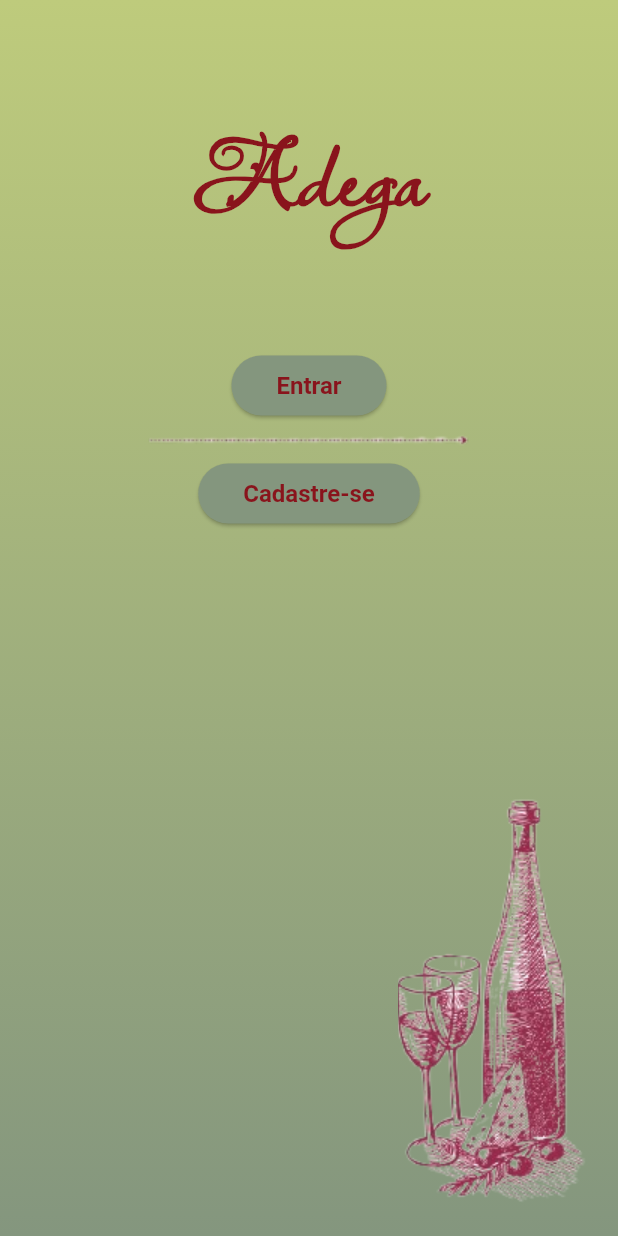
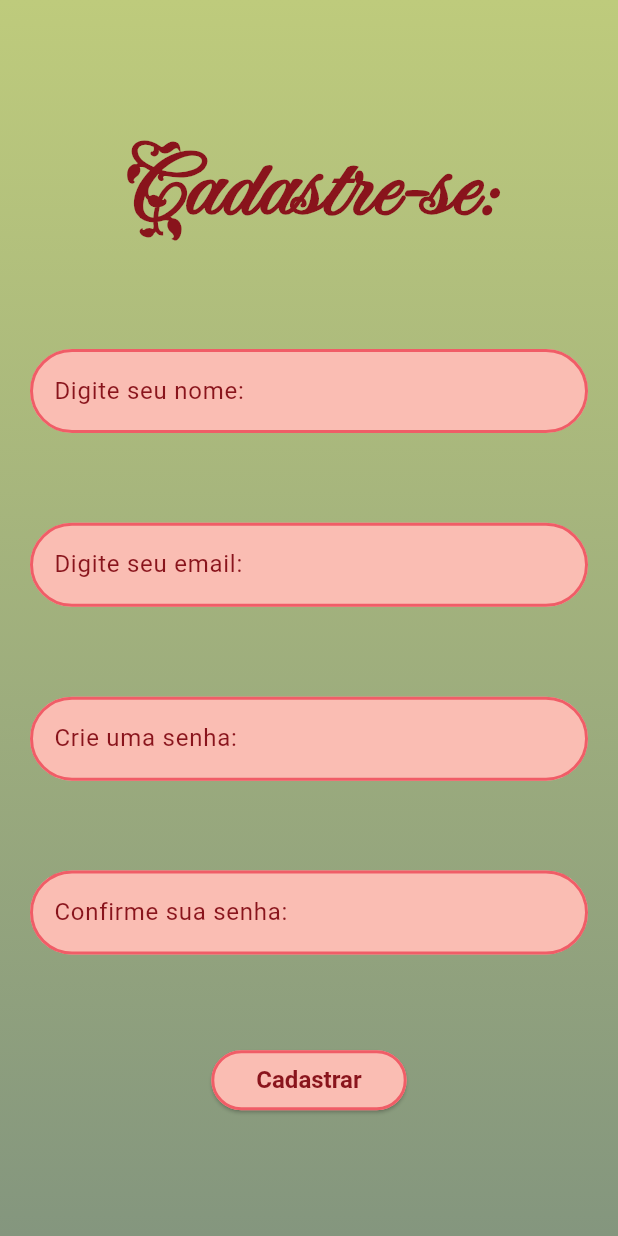
Before and after one commit to HelenaPetruz/app_adega, a Flutter app: the screen it shows after launch, after a tap on "Cadastre-se", on a phone screen of 412 x 824 dp. Run offline on Flutter 3.47's test engine with Material 3 defaults, Android fonts, the light colour scheme and no system bars.

Commit message:
telas de login e cadastro

```diff
--- a/app_adega/lib/main.dart
+++ b/app_adega/lib/main.dart
@@ -1,4 +1,7 @@
+import 'package:app_adega/screens/cadastro.dart';
 import 'package:app_adega/screens/carregamento.dart';
+import 'package:app_adega/screens/home.dart';
+import 'package:app_adega/screens/login.dart';
 import 'package:flutter/material.dart';
 
 void main() {
@@ -17,7 +20,14 @@ class MyApp extends StatelessWidget {
       theme: ThemeData(
         colorScheme: ColorScheme.fromSeed(seedColor: Colors.deepPurple),
       ),
-      home: Carregamento(),
+
+      //home: Carregamento(),
+      routes: {
+        '/': (context) => Carregamento(),
+        '/cadastro': (context) => Cadastro(),
+        '/login': (context) => Login(),
+        '/home': (context) => Home(),
+      },
     );
   }
 }
--- /dev/null
+++ b/app_adega/lib/screens/cadastro.dart
@@ -0,0 +1,60 @@
+import 'package:app_adega/theme/fontes.dart';
+import 'package:app_adega/widgets/btn2.dart';
+import 'package:app_adega/widgets/plano_fundo.dart';
+import 'package:app_adega/widgets/txt1.dart';
+import 'package:flutter/material.dart';
+
+class Cadastro extends StatefulWidget {
+  const Cadastro({super.key});
+
+  @override
+  State<Cadastro> createState() => _CadastroState();
+}
+
+class _CadastroState extends State<Cadastro> {
+  GlobalKey<FormState> userKey = GlobalKey<FormState>();
+  TextEditingController nomeController = TextEditingController();
+  TextEditingController emailController = TextEditingController();
+  TextEditingController senha1Controller = TextEditingController();
+  TextEditingController senha2Controller = TextEditingController();
+
+  @override
+  Widget build(BuildContext context) {
+    return Scaffold(
+      body: PlanoFundo(
+        child: Center(
+          child: Form(
+            key: userKey,
+            child: Column(
+              mainAxisAlignment: MainAxisAlignment.spaceEvenly,
+              children: [
+                Text("Cadastre-se:", style: Fontes.titulo3),
+                Txt1(
+                  txtController: nomeController,
+                  label: "Digite seu nome: ",
+                  txtobscure: false,
+                ),
+                Txt1(
+                  txtController: emailController,
+                  label: "Digite seu email:",
+                  txtobscure: false,
+                ),
+                Txt1(
+                  txtController: senha1Controller,
+                  label: "Crie uma senha:",
+                  txtobscure: true,
+                ),
+                Txt1(
+                  txtController: senha2Controller,
+                  label: "Confirme sua senha:",
+                  txtobscure: true,
+                ),
+                Btn2(label: "Cadastrar", onPressed: () {}),
+              ],
+            ),
+          ),
+        ),
+      ),
+    );
+  }
+}
--- a/app_adega/lib/screens/carregamento.dart
+++ b/app_adega/lib/screens/carregamento.dart
@@ -25,17 +25,27 @@ class _CarregamentoState extends State<Carregamento> {
                 children: [
                   Padding(
                     padding: EdgeInsetsGeometry.only(top: 50, bottom: 70),
-                    child: Text("Adega", style: Fontes.titulo),
+                    child: Text("Adega", style: Fontes.titulo3),
                   ),
 
                   Column(
                     mainAxisSize: MainAxisSize.min,
                     children: [
-                      Btn1(label: 'Entrar', onPressed: () {}),
+                      Btn1(
+                        label: 'Entrar',
+                        onPressed: () {
+                          Navigator.pushNamed(context, '/login');
+                        },
+                      ),
                       const SizedBox(height: 1),
                       Image.asset(Imagens.setaCarregamento),
                       const SizedBox(height: 1),
-                      Btn1(label: 'Cadastre-se', onPressed: () {}),
+                      Btn1(
+                        label: 'Cadastre-se',
+                        onPressed: () {
+                          Navigator.pushNamed(context, '/cadastro');
+                        },
+                      ),
                     ],
                   ),
                 ],
--- /dev/null
+++ b/app_adega/lib/screens/home.dart
@@ -0,0 +1,16 @@
+import 'package:app_adega/widgets/plano_fundo.dart';
+import 'package:flutter/material.dart';
+
+class Home extends StatefulWidget {
+  const Home({super.key});
+
+  @override
+  State<Home> createState() => _HomeState();
+}
+
+class _HomeState extends State<Home> {
+  @override
+  Widget build(BuildContext context) {
+    return Scaffold(body: PlanoFundo(child: Text("Seja bem-vindo(a)!")));
+  }
+}
--- /dev/null
+++ b/app_adega/lib/screens/login.dart
@@ -0,0 +1,49 @@
+import 'package:app_adega/theme/fontes.dart';
+import 'package:app_adega/widgets/plano_fundo.dart';
+import 'package:app_adega/widgets/txt1.dart';
+import 'package:app_adega/widgets/btn2.dart';
+import 'package:flutter/material.dart';
+
+class Login extends StatefulWidget {
+  const Login({super.key});
+
+  @override
+  State<Login> createState() => _LoginState();
+}
+
+class _LoginState extends State<Login> {
+  GlobalKey<FormState> userKey = GlobalKey<FormState>();
+  TextEditingController nomeController = TextEditingController();
+  TextEditingController emailController = TextEditingController();
+  TextEditingController senhaController = TextEditingController();
+
+  @override
+  Widget build(BuildContext context) {
+    return Scaffold(
+      body: PlanoFundo(
+        child: Center(
+          child: Form(
+            key: userKey,
+            child: Column(
+              mainAxisAlignment: MainAxisAlignment.spaceEvenly,
+              children: [
+                Text("Login:", style: Fontes.titulo3),
+                Txt1(
+                  txtController: emailController,
+                  label: "Digite seu email:",
+                  txtobscure: false,
+                ),
+                Txt1(
+                  txtController: senhaController,
+                  label: "Digite sua senha:",
+                  txtobscure: true,
+                ),
+                Btn2(label: "Cadastrar", onPressed: () {}),
+              ],
+            ),
+          ),
+        ),
+      ),
+    );
+  }
+}
--- a/app_adega/lib/theme/botoes.dart
+++ b/app_adega/lib/theme/botoes.dart
@@ -9,4 +9,15 @@ class Botoes {
     shape: RoundedRectangleBorder(borderRadius: BorderRadius.circular(20)),
     textStyle: const TextStyle(fontSize: 16, fontWeight: FontWeight.bold),
   );
+
+  static final ButtonStyle btn2 = ElevatedButton.styleFrom(
+    backgroundColor: Cores.branco,
+    foregroundColor: Cores.tintoEscuro,
+    padding: const EdgeInsets.symmetric(horizontal: 30, vertical: 10),
+    shape: RoundedRectangleBorder(
+      borderRadius: BorderRadius.circular(20),
+      side: const BorderSide(color: Cores.rosaChiclete, width: 2),
+    ),
+    textStyle: const TextStyle(fontSize: 16, fontWeight: FontWeight.bold),
+  );
 }
--- /dev/null
+++ b/app_adega/lib/theme/caixas_de_texto.dart
@@ -0,0 +1,22 @@
+import 'package:app_adega/theme/cores.dart';
+import 'package:flutter/material.dart';
+
+class CaixasDeTexto {
+  static final InputDecoration inputDecoration = InputDecoration(
+    labelStyle: TextStyle(color: Cores.tintoEscuro),
+    border: OutlineInputBorder(
+      borderSide: BorderSide(color: Cores.rosaChiclete, width: 2),
+      borderRadius: BorderRadius.circular(50),
+    ),
+    enabledBorder: OutlineInputBorder(
+      borderSide: BorderSide(color: Cores.rosaChiclete, width: 2),
+      borderRadius: BorderRadius.circular(50),
+    ),
+    focusedBorder: OutlineInputBorder(
+      borderSide: BorderSide(color: Cores.tintoEscuro, width: 2),
+      borderRadius: BorderRadius.circular(50),
+    ),
+    filled: true,
+    fillColor: Cores.branco,
+  );
+}
--- a/app_adega/lib/theme/cores.dart
+++ b/app_adega/lib/theme/cores.dart
@@ -7,4 +7,5 @@ class Cores {
   static const tintoEscuro = Color(0xFF89141C);
   static const rosaChiclete = Color(0xFFf05D67);
   static const rosaBallet = Color(0xFFfAA191);
+  static const branco = Color.fromARGB(255, 250, 189, 179);
 }
--- a/app_adega/lib/theme/fontes.dart
+++ b/app_adega/lib/theme/fontes.dart
@@ -8,4 +8,25 @@ class Fontes {
     fontWeight: FontWeight.bold,
     color: Cores.tintoEscuro,
   );
+
+  static const TextStyle titulo2 = TextStyle(
+    fontFamily: 'UnifrakturMaguntia',
+    fontSize: 65,
+    fontWeight: FontWeight.bold,
+    color: Cores.tintoEscuro,
+  );
+
+  static const TextStyle titulo3 = TextStyle(
+    fontFamily: 'FleurDeLeah',
+    fontSize: 65,
+    fontWeight: FontWeight.bold,
+    color: Cores.tintoEscuro,
+  );
+
+  static const TextStyle texto = TextStyle(
+    fontFamily: 'Carattere',
+    fontSize: 20,
+    fontWeight: FontWeight.bold,
+    color: Cores.tintoEscuro,
+  );
 }
--- /dev/null
+++ b/app_adega/lib/widgets/btn2.dart
@@ -0,0 +1,17 @@
+import 'package:flutter/material.dart';
+import '../theme/botoes.dart';
+
+class Btn2 extends StatelessWidget {
+  final String label;
+  final VoidCallback? onPressed;
+  const Btn2({super.key, required this.label, this.onPressed});
+
+  @override
+  Widget build(BuildContext context) {
+    return ElevatedButton(
+      style: Botoes.btn2,
+      onPressed: onPressed,
+      child: Text(label),
+    );
+  }
+}
--- /dev/null
+++ b/app_adega/lib/widgets/txt1.dart
@@ -0,0 +1,26 @@
+import 'package:app_adega/theme/caixas_de_texto.dart';
+import 'package:flutter/material.dart';
+
+class Txt1 extends StatelessWidget {
+  final TextEditingController txtController;
+  final String label;
+  final bool txtobscure;
+  final VoidCallback? validator;
+
+  const Txt1({
+    super.key,
+    required this.txtController,
+    required this.label,
+    required this.txtobscure,
+    this.validator,
+  });
+
+  @override
+  Widget build(BuildContext context) {
+    return TextFormField(
+      controller: txtController,
+      decoration: CaixasDeTexto.inputDecoration.copyWith(labelText: label),
+      obscureText: txtobscure,
+    );
+  }
+}
```
Also changed, not shown: app_adega/pubspec.yaml (+17 -0 lines), app_adega/assets/fonts/Carattere-Regular.ttf (added), app_adega/assets/fonts/FleurDeLeah-Regular.ttf (added), app_adega/assets/fonts/PlayfairDisplay-Regular.ttf (added), app_adega/assets/fonts/UnifrakturMaguntia-Regular.ttf (added).
